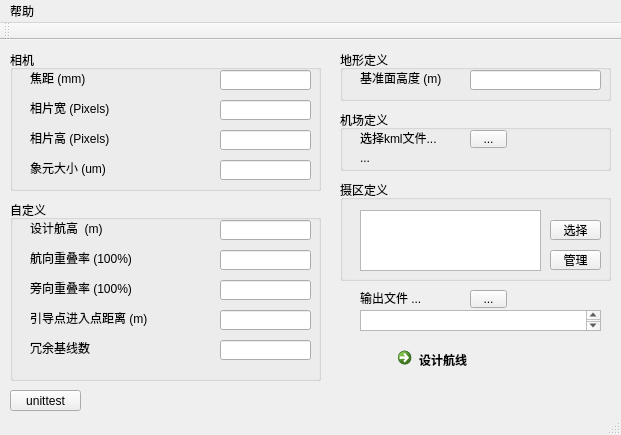
The window that UAVRouter/mainwindow.ui (guangmushikong/UAVRouter) describes before a commit, drawn with Qt 5.
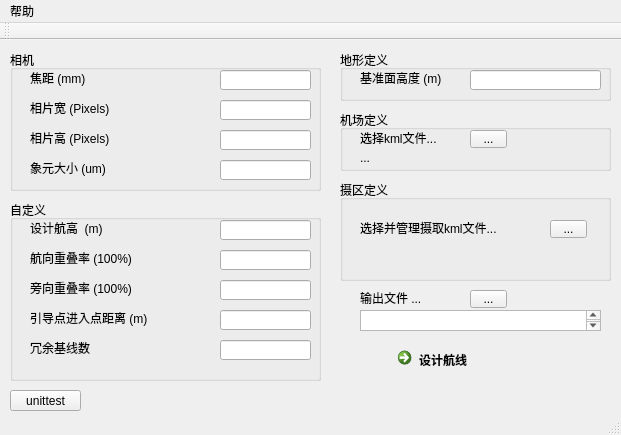
The same window after the commit.

Commit message: redesign the apprearance of the child dialog

What changed in the file:
```diff
--- a/UAVRouter/mainwindow.ui
+++ b/UAVRouter/mainwindow.ui
@@ -368,40 +368,30 @@
     <property name="title">
      <string>摄区定义</string>
     </property>
-    <widget class="QTextEdit" name="textRegionFile">
-     <property name="geometry">
-      <rect>
-       <x>20</x>
-       <y>30</y>
-       <width>181</width>
-       <height>61</height>
-      </rect>
-     </property>
-    </widget>
     <widget class="QToolButton" name="toolButton_Region">
      <property name="geometry">
       <rect>
        <x>210</x>
        <y>40</y>
-       <width>51</width>
-       <height>20</height>
+       <width>37</width>
+       <height>18</height>
       </rect>
      </property>
      <property name="text">
-      <string>选择</string>
+      <string>...</string>
      </property>
     </widget>
-    <widget class="QToolButton" name="toolButton_Region_2">
+    <widget class="QLabel" name="label_9">
      <property name="geometry">
       <rect>
-       <x>210</x>
-       <y>70</y>
-       <width>51</width>
-       <height>20</height>
+       <x>20</x>
+       <y>40</y>
+       <width>151</width>
+       <height>16</height>
       </rect>
      </property>
      <property name="text">
-      <string>管理</string>
+      <string>选择并管理摄取kml文件...</string>
      </property>
     </widget>
    </widget>
```
The commit also changes 5 other files.
